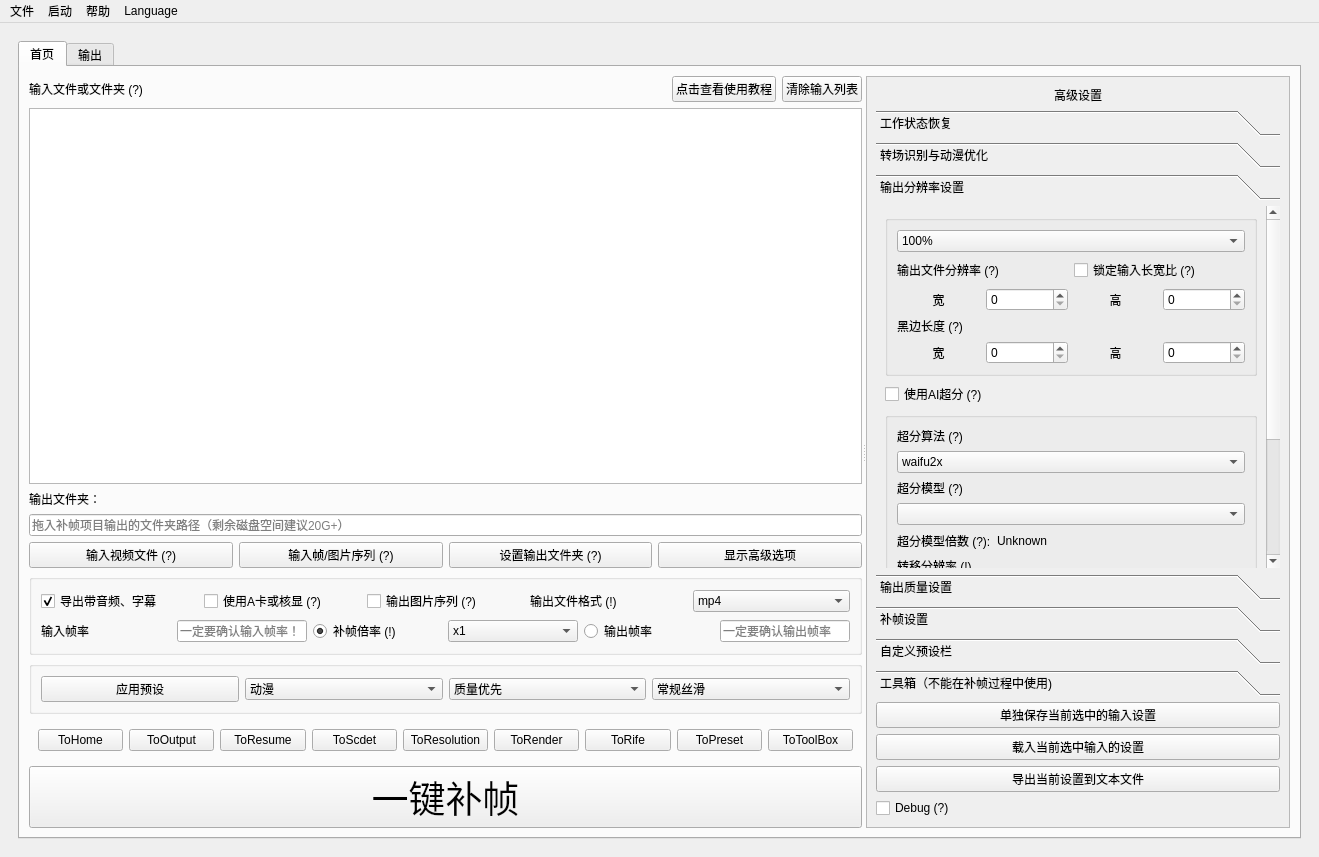
Old version of the form Utils/SVFI_UI.ui in the repository 100wman/RIFE_GUI.
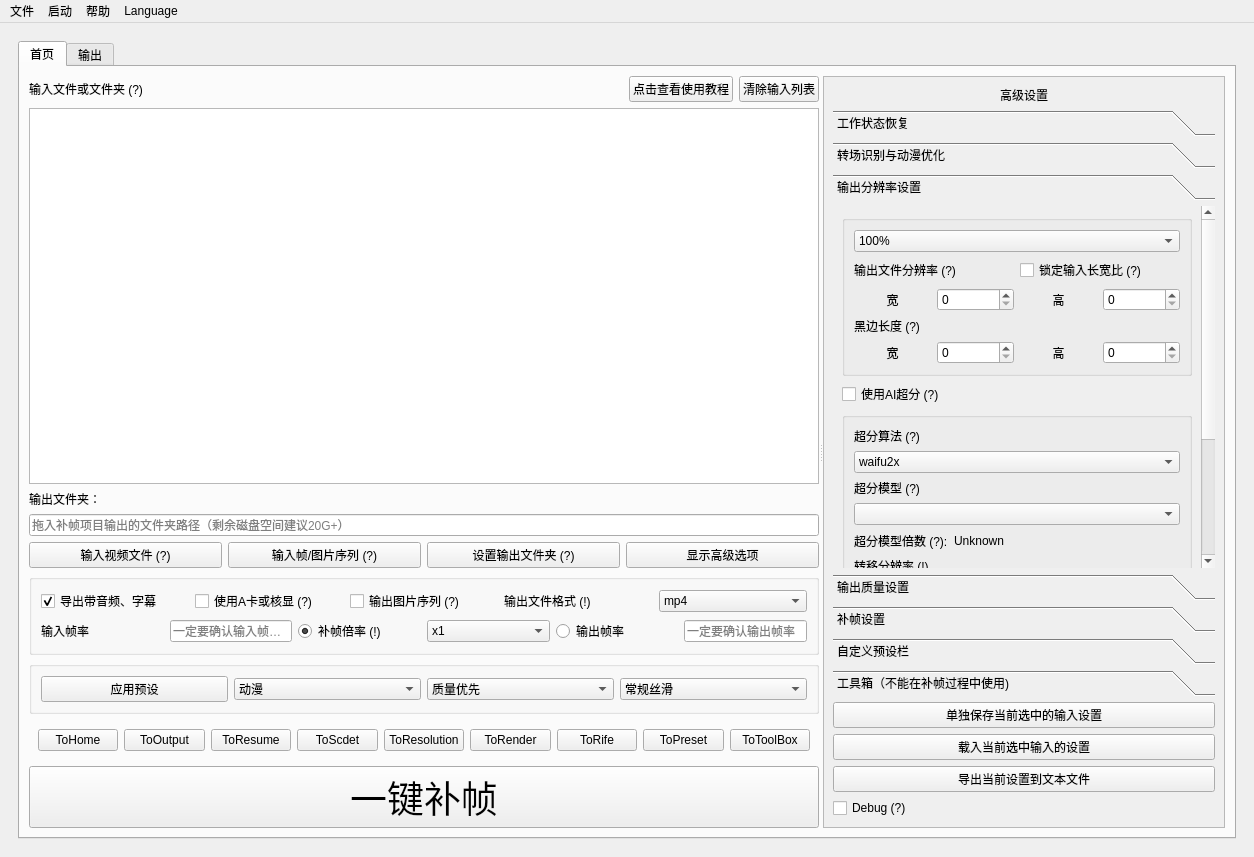
New version of the form. Custom widgets are drawn as their Qt base class.

Commit message: SVFI 3.7.1-beta     Update Log     - Fix Output Locked as mp4     - Fix Progress Frame cnt display under render-only mode     - Fix Reader Process Time in dedup mode     - Add Audio track 2pass when output format is incompatible with the audio, -> aac 640kbps     - Remove Chapters Embed under specific i/o point interpolation     - Optimize SR mode by reduce calculation by ignoring identical input frames     - Display Progress at the very beginning (before SR)     - Add VRAM Test for SR Module

Diff of the .ui file:
```diff
--- a/Utils/SVFI_UI.ui
+++ b/Utils/SVFI_UI.ui
@@ -6,7 +6,7 @@
    <rect>
     <x>0</x>
     <y>0</y>
-    <width>1319</width>
+    <width>1254</width>
     <height>857</height>
    </rect>
   </property>
@@ -709,7 +709,7 @@
                    <rect>
                     <x>0</x>
                     <y>0</y>
-                    <width>423</width>
+                    <width>400</width>
                     <height>735</height>
                    </rect>
                   </property>
@@ -1328,8 +1328,8 @@
                       <property name="geometry">
                        <rect>
                         <x>0</x>
-                        <y>-70</y>
-                        <width>388</width>
+                        <y>0</y>
+                        <width>365</width>
                         <height>476</height>
                        </rect>
                       </property>
@@ -3341,7 +3341,7 @@
     <rect>
      <x>0</x>
      <y>0</y>
-     <width>1319</width>
+     <width>1254</width>
      <height>23</height>
     </rect>
    </property>
```
Left out of the diff: 14 changed lines with no effect on the pictures. The commit also changes 5 other files.
